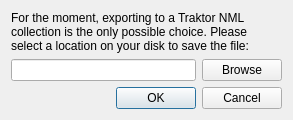
The window that src/tasks/export/exportconfigurator.ui (alorence/tym) describes before a commit, drawn with Qt 5.
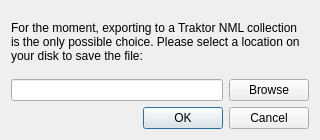
The same window after the commit.

Patch:
```diff
--- a/src/tasks/export/exportconfigurator.ui
+++ b/src/tasks/export/exportconfigurator.ui
@@ -2,6 +2,14 @@
 <ui version="4.0">
  <class>ExportConfigurator</class>
  <widget class="QDialog" name="ExportConfigurator">
+  <property name="geometry">
+   <rect>
+    <x>0</x>
+    <y>0</y>
+    <width>320</width>
+    <height>140</height>
+   </rect>
+  </property>
   <property name="windowTitle">
    <string>Rename your files</string>
   </property>
```
